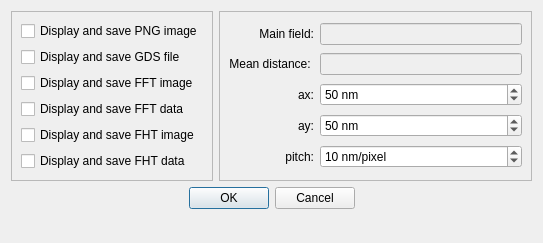
First picture: the form in gui_dlg_post_option.ui, repository laboratoiredebiophotonique/pseudo-rand, before the edit.
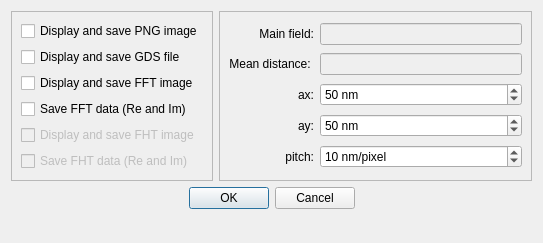
Second picture: the form after the edit.

Commit message: Disable FHT save options

The edit to the form file:
```diff
--- a/gui_dlg_post_option.ui
+++ b/gui_dlg_post_option.ui
@@ -47,12 +47,15 @@
       <item>
        <widget class="QCheckBox" name="ed_FFT_data">
         <property name="text">
-         <string>Display and save FFT data</string>
+         <string>Save FFT data (Re and Im)</string>
         </property>
        </widget>
       </item>
       <item>
        <widget class="QCheckBox" name="ed_FHT_img">
+        <property name="enabled">
+         <bool>false</bool>
+        </property>
         <property name="text">
          <string>Display and save FHT image</string>
         </property>
@@ -60,8 +63,11 @@
       </item>
       <item>
        <widget class="QCheckBox" name="ed_FHT_data">
+        <property name="enabled">
+         <bool>false</bool>
+        </property>
         <property name="text">
-         <string>Display and save FHT data</string>
+         <string>Save FHT data (Re and Im)</string>
         </property>
        </widget>
       </item>
```
The commit also changes 1 other file.
